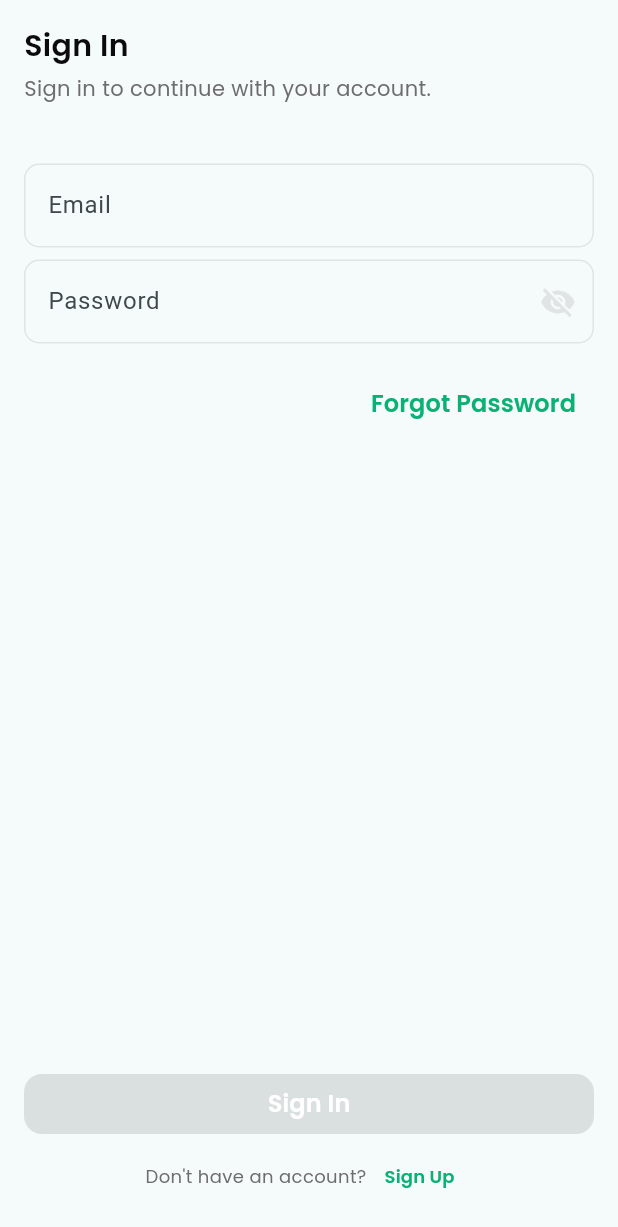
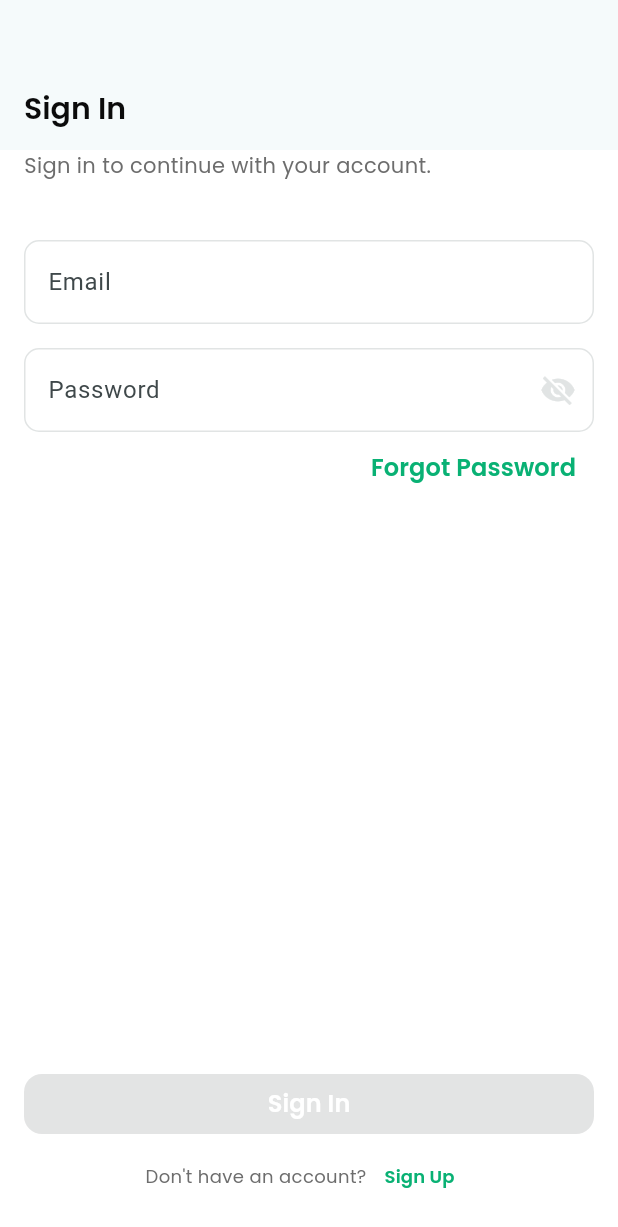
Before and after one commit to fajaragungpramana/flutter_ex, a Flutter app: the screen it shows after launch, on a phone screen of 412 x 824 dp. Shown: the top 1227 px of the screen. Run offline on Flutter 3.47's test engine with Material 3 defaults, Android fonts, the phone set to English and light mode, and no system bars; our stand-ins replace email_validator, get, package_info_plus; generated files the repository leaves out were written again.

Commit message:
Improvement login page.

```diff
--- a/lib/app.dart
+++ b/lib/app.dart
@@ -1,6 +1,5 @@
 import 'package:flutter/material.dart';
 import 'package:flutter/services.dart';
-import 'package:flutter_ex/resources/values/app_color.dart';
 import 'package:flutter_ex/routes/app_page.dart';
 import 'package:flutter_localizations/flutter_localizations.dart';
 import 'package:get/get.dart';
--- a/lib/pages/login/login_controller.dart
+++ b/lib/pages/login/login_controller.dart
@@ -14,9 +14,6 @@ class LoginController extends GetxController {
   final RxString _emailErrorMessage = "".obs;
   String get emailErrorMessage => _emailErrorMessage.value;
 
-  final RxBool _isPasswordVisible = false.obs;
-  bool get isPasswordVisible => _isPasswordVisible.value;
-
   final RxString _passwordErrorMessage = "".obs;
   String get passwordErrorMessage => _passwordErrorMessage.value;
 
@@ -26,11 +23,7 @@ class LoginController extends GetxController {
 
     _email.value = email;
 
-    _isLoginEnable.value = isValidEmail && _password.value.isNotEmpty;
-  }
-
-  void setPasswordVisibility() async {
-    _isPasswordVisible.value = !_isPasswordVisible.value;
+    _onLoginEnable();
   }
 
   void setPassword(String password) async {
@@ -38,6 +31,12 @@ class LoginController extends GetxController {
 
     _password.value = password;
 
-    _isLoginEnable.value = EmailValidator.validate(_email.value) && _password.value.isNotEmpty;
+    _onLoginEnable();
   }
+
+  void _onLoginEnable() async {
+    _isLoginEnable.value = _email.isNotEmpty && _emailErrorMessage.isEmpty &&
+        _password.isNotEmpty && _passwordErrorMessage.isEmpty;
+  }
+
 }
--- a/lib/pages/login/login_page.dart
+++ b/lib/pages/login/login_page.dart
@@ -3,8 +3,13 @@ import 'package:flutter_ex/pages/login/login_controller.dart';
 import 'package:flutter_ex/resources/values/app_color.dart';
 import 'package:flutter_ex/resources/values/app_style.dart';
 import 'package:flutter_ex/routes/app_route.dart';
+import 'package:flutter_ex/widgets/views/ex_button.dart';
+import 'package:flutter_ex/widgets/views/ex_collapse_scaffold.dart';
 import 'package:get/get.dart';
 import 'package:flutter_gen/gen_l10n/app_localizations.dart';
+
+import '../../widgets/views/ex_text_field.dart';
+import '../../widgets/views/ex_text_field_secure.dart';
 
 class LoginPage extends GetView<LoginController> {
   LoginPage({Key? key}) : super(key: key);
@@ -12,23 +17,11 @@ class LoginPage extends GetView<LoginController> {
   final _loginController = Get.find<LoginController>();
 
   @override
-  Widget build(BuildContext context) {
-    return Scaffold(
-      resizeToAvoidBottomInset: false,
-      body: SafeArea(
-        child: Container(
-          width: double.infinity,
-          margin: const EdgeInsets.all(16),
-          child: Column(
-            crossAxisAlignment: CrossAxisAlignment.start,
-            children: [
-
-              Text(
-                AppLocalizations.of(context)!.signIn,
-                style: AppStyle.textSemiBold()
-              ),
-
-              const SizedBox(height: 4),
+  Widget build(BuildContext context) => ExCollapseScaffold(
+      backEnable: Get.previousRoute.isNotEmpty,
+      collapseEnable: false,
+      titleText: AppLocalizations.of(context)!.signIn,
+      body: [
 
         Text(
             AppLocalizations.of(context)!.signInToContinueWithYourAccount,
@@ -37,55 +30,21 @@ class LoginPage extends GetView<LoginController> {
 
         const SizedBox(height: 40),
 
-              Obx(() => TextField(
-                  decoration: InputDecoration(
-                      enabledBorder: OutlineInputBorder(
-                          borderSide: const BorderSide(color: AppColor.gray50),
-                          borderRadius: BorderRadius.circular(10)
-                      ),
-                      border: OutlineInputBorder(
-                          borderRadius: BorderRadius.circular(10)
-                      ),
+        Obx(() => ExTextField(
             labelText: AppLocalizations.of(context)!.email,
-                      errorText: _loginController.emailErrorMessage.isEmpty ? null : _loginController.emailErrorMessage
-                  ),
+            errorText: _loginController.emailErrorMessage,
             onChanged: (text) {
               _loginController.setEmail(text);
-                  }
-              )),
+            })),
 
-              const SizedBox(height: 8),
+        const SizedBox(height: 16),
 
-              Obx(() => TextField(
-                  decoration: InputDecoration(
-                      enabledBorder: OutlineInputBorder(
-                          borderSide: const BorderSide(color: AppColor.gray50),
-                          borderRadius: BorderRadius.circular(10)
-                      ),
-                      border: OutlineInputBorder(
-                          borderRadius: BorderRadius.circular(10)
-                      ),
+        Obx(() => ExTextFieldSecure(
             labelText: AppLocalizations.of(context)!.password,
-                      errorText: _loginController.passwordErrorMessage.isEmpty ? null : _loginController.passwordErrorMessage,
-                      suffixIcon: IconButton(
-                        icon: Icon(
-                            _loginController.isPasswordVisible ? Icons.visibility : Icons.visibility_off,
-                            color: AppColor.gray50
-                        ),
-                        onPressed: () {
-                          _loginController.setPasswordVisibility();
-                        }
-                      )
-                  ),
-                  obscureText: !_loginController.isPasswordVisible,
-                  enableSuggestions: false,
-                  autocorrect: false,
+            errorText: _loginController.passwordErrorMessage,
             onChanged: (text) {
               _loginController.setPassword(text);
-                  }
-              )),
-
-              const SizedBox(height: 16),
+            })),
 
         Align(
             alignment: Alignment.centerRight,
@@ -98,29 +57,19 @@ class LoginPage extends GetView<LoginController> {
             )
         ),
 
-              const Spacer(),
+        const SizedBox(height: 40)
 
-              SizedBox(
-                width: double.infinity,
-                child: Obx(() => ElevatedButton(
-                    onPressed: _loginController.isLoginEnable ? () {
-                      Get.offAndToNamed(AppRoute.main);
-                    } : null,
-                    style: ElevatedButton.styleFrom(
-                        backgroundColor: AppColor.green100,
-                        shape: RoundedRectangleBorder(
-                            borderRadius: BorderRadius.circular(12)
-                        )
-                    ),
-                    child: Text(
-                        AppLocalizations.of(context)!.signIn,
-                        style: AppStyle.textSemiBold(
-                            fontSize: 16,
-                            color: Colors.white
-                        )
-                    ))
-                )
-              ),
+      ],
+      footer: Column(
+        children: [
+
+          Obx(() => ExButton(
+              labelText: AppLocalizations.of(context)!.signIn,
+              enable: _loginController.isLoginEnable,
+              onPressed: () {
+
+              }
+          )),
 
           Row(
               mainAxisAlignment: MainAxisAlignment.center,
@@ -135,9 +84,7 @@ class LoginPage extends GetView<LoginController> {
                 ),
 
                 TextButton(
-                      onPressed: () {
-                        Get.toNamed(AppRoute.register);
-                      },
+                    onPressed: () { Get.toNamed(AppRoute.register); },
                     child: Text(
                         AppLocalizations.of(context)!.signUp,
                         style: AppStyle.textSemiBold(
@@ -152,8 +99,6 @@ class LoginPage extends GetView<LoginController> {
 
         ]
       )
-        )
-      )
   );
+
 }
-}
--- a/lib/pages/register/register_controller.dart
+++ b/lib/pages/register/register_controller.dart
@@ -32,7 +32,7 @@ class RegisterController extends GetxController {
 
     _fullName.value = fullName;
 
-    _isLoginEnable();
+    _onRegisterEnable();
   }
 
   void setEmail(String email) async {
@@ -41,7 +41,7 @@ class RegisterController extends GetxController {
 
     _email.value = email;
 
-    _isLoginEnable();
+    _onRegisterEnable();
   }
 
   void setPassword(String password) async {
@@ -49,7 +49,7 @@ class RegisterController extends GetxController {
 
     _password.value = password;
 
-    _isLoginEnable();
+    _onRegisterEnable();
   }
 
   void setConfirmPassword(String confirmPassword) async {
@@ -57,10 +57,10 @@ class RegisterController extends GetxController {
 
     _confirmPassword.value = confirmPassword;
 
-    _isLoginEnable();
+    _onRegisterEnable();
   }
 
-  void _isLoginEnable() async {
+  void _onRegisterEnable() async {
     _isRegisterEnable.value =
         _fullName.isNotEmpty && _fullNameErrorMessage.value.isEmpty &&
             _email.isNotEmpty && _emailErrorMessage.value.isEmpty &&
--- a/lib/pages/register/register_page.dart
+++ b/lib/pages/register/register_page.dart
@@ -88,7 +88,7 @@ class RegisterPage extends GetView<RegisterController> {
                 ),
 
                 TextButton(
-                    onPressed: () {},
+                    onPressed: () { Get.back(); },
                     child: Text(
                         AppLocalizations.of(context)!.signIn,
                         style: AppStyle.textSemiBold(
```
Lines whose indentation alone changed are shown as unchanged.
